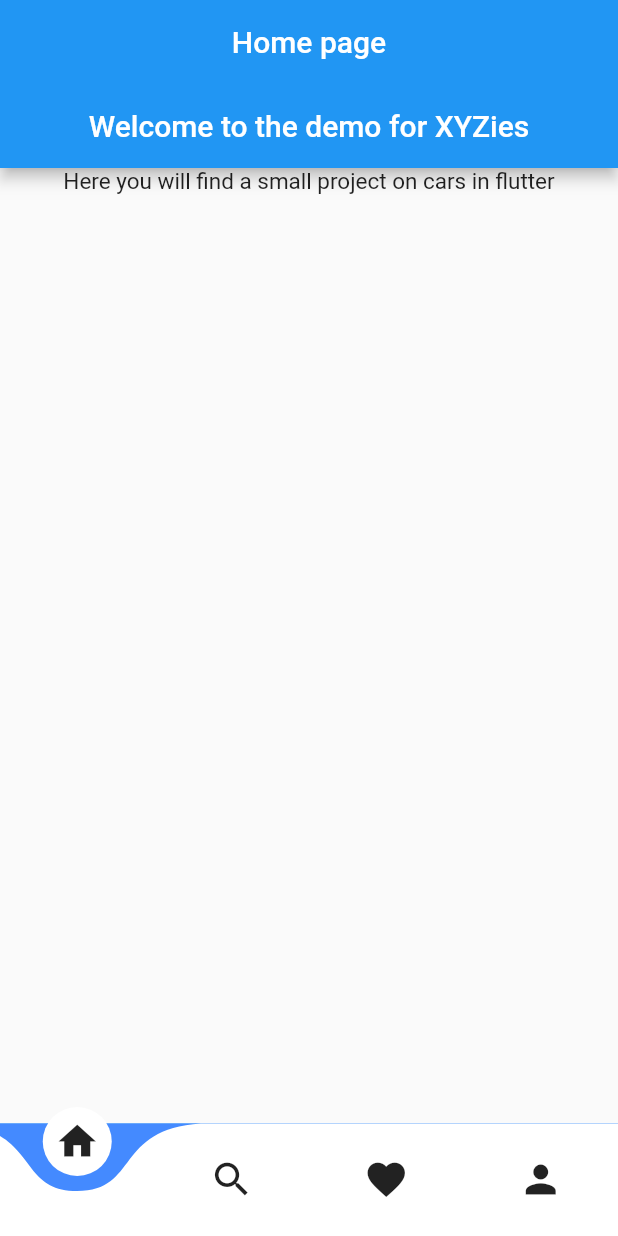
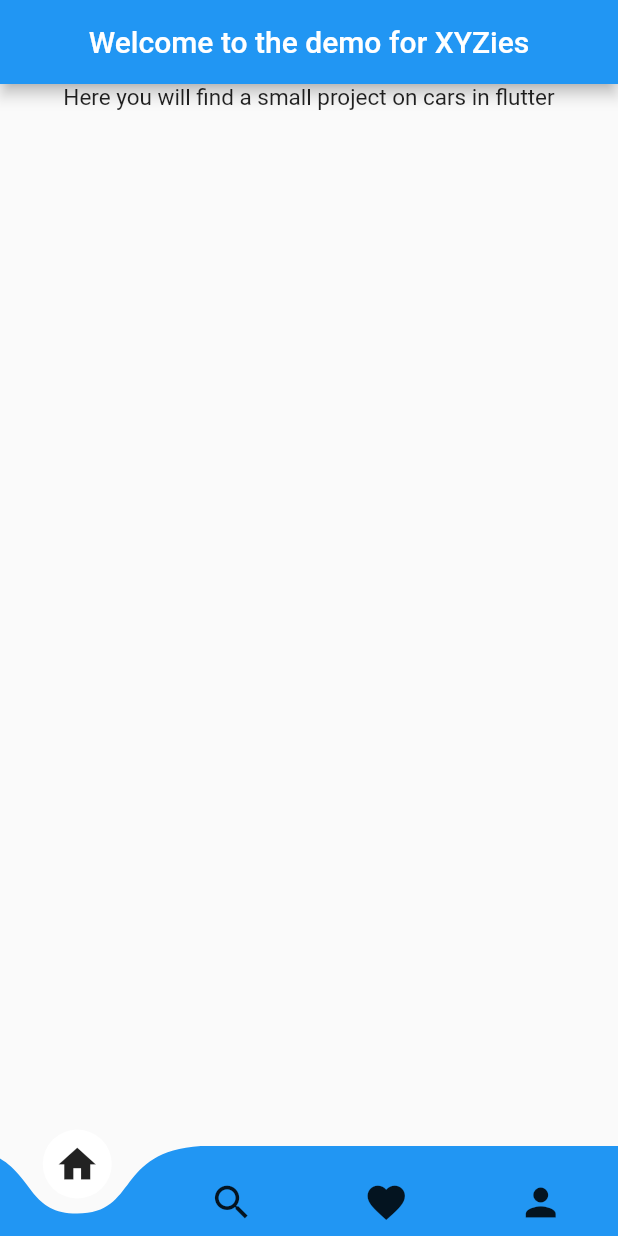
Before and after one commit to Sergioarg/practice_flutter, a Flutter app: the screen it shows after launch, on a phone screen of 412 x 824 dp. Run offline on Flutter 3.47's test engine with Material 2 defaults, Android fonts, the phone set to English and light mode, and no system bars; drawn by our look-alikes of curved_navigation_bar.

```diff
--- a/demo_xyzies/lib/App/Pages/app_page.dart
+++ b/demo_xyzies/lib/App/Pages/app_page.dart
@@ -22,7 +22,7 @@ class _MyAppPageState extends State<MyAppPage> {
     ProfilePage(),
   ];
 
-  final items = <Widget>[
+  final items = const <Widget>[
     Icon(Icons.home, size: 30),
     Icon(Icons.search, size: 30),
     Icon(Icons.favorite, size: 30),
@@ -31,22 +31,26 @@ class _MyAppPageState extends State<MyAppPage> {
 
   @override
   Widget build(BuildContext context) {
-    return Scaffold(
-      body: IndexedStack(
-        index: selectedIndex,
-        children: pages,
-      ),
-      backgroundColor: Colors.blue,
-      appBar: AppBar(
-        title: Text("Home page"),
-        elevation: 0,
-        centerTitle: true,
-      ),
+    return SafeArea(
+      top: false,
+      child: Scaffold(
+        extendBody: true,
+        backgroundColor: Colors.redAccent,
 
-      bottomNavigationBar: CurvedNavigationBar(
-        // items = items,
-        items: items,
+        body: pages[selectedIndex],
 
+        bottomNavigationBar: CurvedNavigationBar(
+          // Color of the navbar
+          color: Colors.blue,
+          // animationDuration: Duration(microseconds: 300),
+          buttonBackgroundColor: Colors.white,
+          backgroundColor: Colors.transparent,
+          height: 60,
+          items: items,
+          onTap: (index) => setState(
+            () => selectedIndex = index,
+          ),
+        ),
       ),
     );
   }
--- a/demo_xyzies/lib/App/Pages/todo_page.dart
+++ b/demo_xyzies/lib/App/Pages/todo_page.dart
@@ -54,7 +54,7 @@ class _TodoListState extends State<TodoList> {
 
     return new Scaffold(
       appBar: new AppBar(
-        title: new Text('Todo List'),
+        title: Text(_title),
       ),
       body: ListView(
         padding: EdgeInsets.symmetric(vertical: 8.0),
@@ -68,7 +68,11 @@ class _TodoListState extends State<TodoList> {
       floatingActionButton: FloatingActionButton(
           onPressed: () => _displayDialog(),
           tooltip: 'Add item',
-          child: Icon(Icons.add)),
+          child: Icon(Icons.add),
+
+          ),
+          floatingActionButtonLocation:
+          FloatingActionButtonLocation.endTop,
     );
   }
 
```
